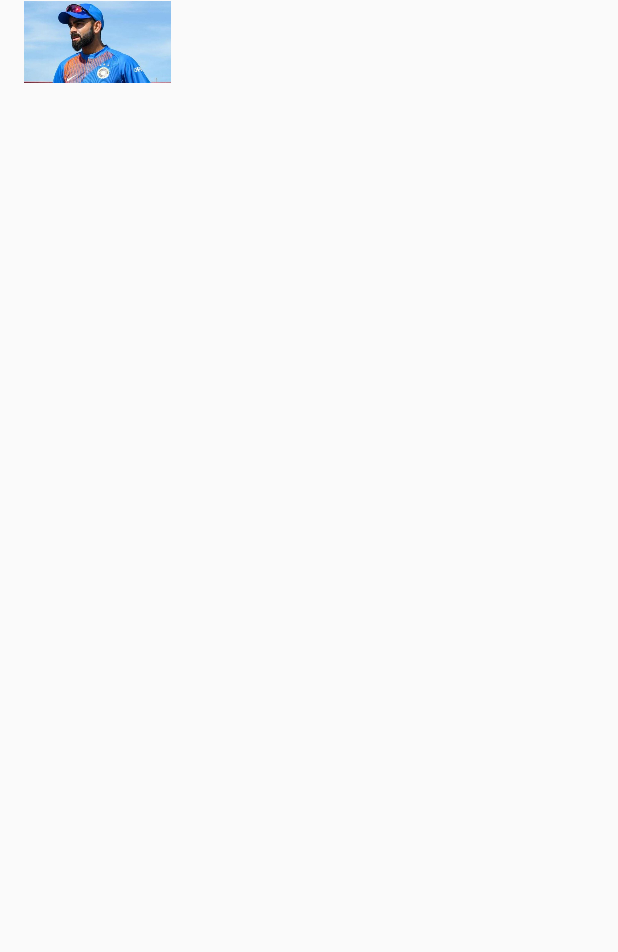
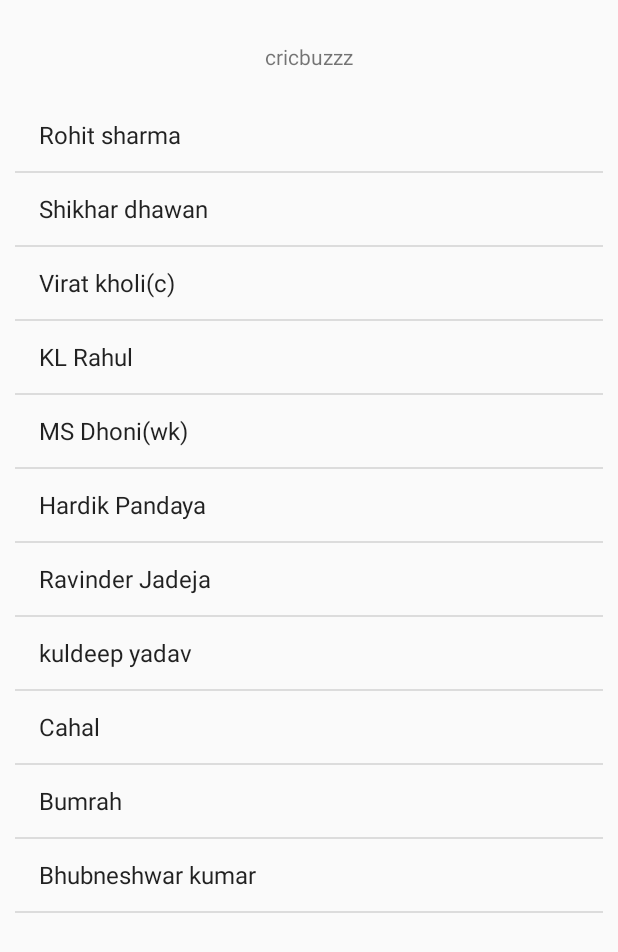
Before and after one commit to karansinghkundan/cricbuzz, an Android app: the Home screen opened directly, with no data from a screen before it, in the side drawer, after a tap on "Player", on a phone screen of 412 x 824 dp. Shown: the top 952 px of the screen. Run offline under Robolectric (Android 15) with nearby library versions, the phone set to English and light mode, and no system bars; 1 statement that could not run was skipped.

Commit message:
created team and team data

```diff
--- a/app/src/main/AndroidManifest.xml
+++ b/app/src/main/AndroidManifest.xml
@@ -9,7 +9,8 @@
         android:roundIcon="@mipmap/ic_launcher_round"
         android:supportsRtl="true"
         android:theme="@style/AppTheme">
-        <activity android:name=".Player"></activity>
+        <activity android:name=".team_players"></activity>
+        <activity android:name=".Team" />
         <activity
             android:name=".Home"
             android:label="@string/title_activity_home"
--- a/app/src/main/java/com/example/cricbuzzz/DataStore.java
+++ /dev/null
@@ -1,5 +0,0 @@
-package com.example.cricbuzzz;
-
-public class DataStore {
-
-}
--- a/app/src/main/java/com/example/cricbuzzz/Home.java
+++ b/app/src/main/java/com/example/cricbuzzz/Home.java
@@ -89,10 +89,11 @@ public class Home extends AppCompatActivity
         if (id == R.id.nav_home) {
             // Handle the camera action
         } else if (id == R.id.nav_gallery) {
-            startActivity(new Intent(Home.this,Player.class));
+            startActivity(new Intent(Home.this, Team.class));
 
 
         } else if (id == R.id.nav_slideshow) {
+            startActivity(new Intent(Home.this, team_players.class));
 
         } else if (id == R.id.nav_tools) {
 
--- a/app/src/main/java/com/example/cricbuzzz/Player.java
+++ /dev/null
@@ -1,29 +0,0 @@
-package com.example.cricbuzzz;
-
-import androidx.appcompat.app.AppCompatActivity;
-
-import android.os.Bundle;
-import android.widget.ListView;
-
-public class Player extends AppCompatActivity {
-
-    int[] Images = {R.drawable.dhoni,R.drawable.virat,R.drawable.hardik};
-
-    String[] name = {"Virat kholi", "Dhoni","Hardik"};
-
-    String[] Description = {"Batsman", "Bowler", "AllRounder"};
-
-
-
-    @Override
-    protected void onCreate(Bundle savedInstanceState) {
-        super.onCreate(savedInstanceState);
-        setContentView(R.layout.activity_player);
-
-
-
-
-
-
-    }
-}
--- /dev/null
+++ b/app/src/main/java/com/example/cricbuzzz/team_players.java
@@ -0,0 +1,52 @@
+package com.example.cricbuzzz;
+
+import androidx.appcompat.app.AppCompatActivity;
+
+import android.os.Bundle;
+import android.util.Log;
+import android.widget.ArrayAdapter;
+import android.widget.ListAdapter;
+import android.widget.ListView;
+
+public class team_players extends AppCompatActivity {
+    ListView listView;
+    String[] teamPlayers;
+    @Override
+    protected void onCreate(Bundle savedInstanceState) {
+        super.onCreate(savedInstanceState);
+        setContentView(R.layout.activity_team_players);
+        listView = (ListView) findViewById(R.id.list_item);
+        Bundle bundle = getIntent().getExtras();
+        int position = bundle.getInt("Position");
+        switch (position)
+        {
+            case 0:
+                teamPlayers = getResources().getStringArray(R.array.INDIA);
+                break;
+            case 1:
+                teamPlayers = getResources().getStringArray(R.array.AUSTRALIA);
+                break;
+            case 2:
+                teamPlayers = getResources().getStringArray(R.array.ENGLAND);
+                break;
+            case 3:
+                teamPlayers = getResources().getStringArray(R.array.SOUTH_AFRICA);
+                break;
+            case 4:
+                teamPlayers = getResources().getStringArray(R.array.BANGLADESH);
+                break;
+            case 5:
+                teamPlayers = getResources().getStringArray(R.array.INDIA);
+                break;
+            case 6:
+                teamPlayers = getResources().getStringArray(R.array.PAKISTAN);
+                break;
+            case 7:
+                teamPlayers = getResources().getStringArray(R.array.WEST_INDIES);
+                break;
+
+        }
+        ListAdapter adp = new ArrayAdapter<String>(this, android.R.layout.simple_list_item_1,teamPlayers);
+        listView.setAdapter(adp);
+    }
+}
--- a/app/src/main/res/layout/activity_player.xml
+++ /dev/null
@@ -1,35 +0,0 @@
-<?xml version="1.0" encoding="utf-8"?>
-<RelativeLayout xmlns:android="http://schemas.android.com/apk/res/android"
-    xmlns:app="http://schemas.android.com/apk/res-auto"
-    xmlns:tools="http://schemas.android.com/tools"
-    android:layout_width="match_parent"
-    android:layout_height="match_parent"
-    android:orientation="vertical"
-    tools:context=".Player">
-
-
-    <LinearLayout
-        android:layout_width="match_parent"
-        android:layout_height="match_parent"
-        android:orientation="vertical">
-
-        <TableRow
-            android:layout_width="match_parent"
-            android:layout_height="match_parent" >
-
-            <TableRow
-                android:layout_width="match_parent"
-                android:layout_height="match_parent" />
-        </TableRow>
-    </LinearLayout>
-
-    <ImageView
-        android:id="@+id/imageView"
-        android:layout_width="98dp"
-        android:layout_height="56dp"
-        android:layout_marginLeft="@android:dimen/config_restrictedIconSize"
-        android:src="@drawable/virat" />
-
-
-
-</RelativeLayout>
--- /dev/null
+++ b/app/src/main/res/layout/activity_team_players.xml
@@ -0,0 +1,31 @@
+<?xml version="1.0" encoding="utf-8"?>
+
+<RelativeLayout xmlns:android="http://schemas.android.com/apk/res/android"
+    xmlns:tools="http://schemas.android.com/tools"
+    android:layout_width="match_parent"
+    android:layout_height="wrap_content"
+    android:orientation="vertical"
+    tools:context=".Team"
+    android:padding="10dp">
+
+    <androidx.appcompat.widget.LinearLayoutCompat
+        android:id="@+id/llTitle"
+        android:layout_width="match_parent"
+        android:layout_height="?attr/actionBarSize"
+        android:gravity="center"
+        >
+        <androidx.appcompat.widget.AppCompatTextView
+            android:layout_width="wrap_content"
+            android:layout_height="wrap_content"
+            android:gravity="center"
+            android:text="@string/app_name"/>
+
+    </androidx.appcompat.widget.LinearLayoutCompat>
+
+    <ListView
+        android:id="@+id/list_item"
+        android:layout_width="wrap_content"
+        android:layout_height="match_parent"
+        android:layout_below="@id/llTitle"/>
+
+</RelativeLayout>
--- a/app/src/main/res/menu/activity_home_drawer.xml
+++ b/app/src/main/res/menu/activity_home_drawer.xml
@@ -11,11 +11,11 @@
         <item
             android:id="@+id/nav_gallery"
             android:icon="@drawable/ic_menu_gallery"
-            android:title="Player" />
+            android:title="Team" />
         <item
             android:id="@+id/nav_slideshow"
             android:icon="@drawable/ic_menu_slideshow"
-            android:title="Team" />
+            android:title= "Player" />
         <item
             android:id="@+id/nav_tools"
             android:icon="@drawable/ic_menu_manage"
--- a/app/src/main/res/values/strings.xml
+++ b/app/src/main/res/values/strings.xml
@@ -14,4 +14,117 @@
     <string name="menu_tools">Tools</string>
     <string name="menu_share">Share</string>
     <string name="menu_send">Send</string>
+    <string-array name="countries">
+        <item>INDIA</item>
+        <item>AUSTRALIA</item>
+        <item>ENGLAND</item>
+        <item>SOUTH AFRICA</item>
+        <item>BANGLADESH</item>
+        <item>NEW ZEALAND</item>
+        <item>PAKISTAN</item>
+        <item>WESTINDIES</item>
+    </string-array>
+
+
+    <string-array name="INDIA">
+        <item>Rohit sharma</item>
+        <item>Shikhar dhawan</item>
+        <item>Virat kholi(c)</item>
+        <item>KL Rahul</item>
+        <item>MS Dhoni(wk)</item>
+        <item>Hardik Pandaya</item>
+        <item>Ravinder Jadeja</item>
+        <item>kuldeep yadav</item>
+        <item>Cahal</item>
+        <item>Bumrah</item>
+        <item>Bhubneshwar kumar</item>
+    </string-array>
+
+    <string-array name="AUSTRALIA">
+        <item>Aaron finch(c)</item>
+        <item>David warner</item>
+        <item>Usman Khawaja</item>
+        <item>Shaun marsh</item>
+        <item>Tim Pain(wk)</item>
+        <item>Zampa</item>
+        <item>Pat Cummins</item>
+        <item>Hazelwood</item>
+        <item>Nathan Lyon</item>
+        <item>Behrendrof</item>
+        <item>mitch starc</item>
+    </string-array>
+
+    <string-array name="ENGLAND">
+        <item>Jason Roy</item>
+        <item>Bairstow(wk)</item>
+        <item>Root(c)</item>
+        <item>Ben stokes</item>
+        <item>Buttler</item>
+        <item>Chris wokes</item>
+        <item>Moen Ali</item>
+        <item>Mark Wood</item>
+        <item>Archer</item>
+        <item>Broad</item>
+        <item>Plunket</item>
+    </string-array>
+
+
+    <string-array name="SOUTH_AFRICA">
+        <item>Hasim Amla</item>
+        <item>Faf Duplesi(c)</item>
+        <item>Markham</item>
+        <item>Miller</item>
+        <item>Klassen(wk)</item>
+        <item>Rossow</item>
+        <item>Lungi Nigidi</item>
+        <item>Morkel</item>
+        <item>Dwaine Pretorius</item>
+        <item>Dale Steyn</item>
+        <item>Kagiso Rabada</item>
+    </string-array>
+
+    <string-array name="PAKISTAN">
+        <item>Sarfaraz Ahmed(c,wk) </item>
+        <item>Fakhar Zaman	</item>
+        <item>Haris Sohail</item>
+        <item>Imam-ul-Haq</item>
+        <item>Mohammad Hafeez</item>
+        <item>Hasan Ali</item>
+        <item>Mohammad Amir</item>
+        <item>Shaheen Afridi</item>
+        <item>Wahab Riaz</item>
+        <item>Shadab Khan</item>
+        <item>Asif Ali</item>
+    </string-array>
+
+    <string-array name="WEST_INDIES">
+        <item>Chris gayle</item>
+        <item>Jason Holder</item>
+        <item>Carlos Braithwaite</item>
+        <item>ChanderPaul</item>
+        <item>Sheldon Cotrelle</item>
+        <item>Shai Hope</item>
+        <item>Nicholas Pooran</item>
+        <item>Darren Bravo</item>
+        <item>Shimron hatmyer</item>
+        <item>Ewin Lewis</item>
+        <item>Oshane Thomas</item>
+    </string-array>
+
+
+    <string-array name="BANGLADESH">
+        <item>Shakib Al HAsan</item>
+        <item>Tamim Iqbal</item>
+        <item>Mushfiqur Rahim</item>
+        <item>Mahmudullah</item>
+        <item>Sabbir Rahman</item>
+        <item>Liton Das</item>
+        <item>Rubel Hossain</item>
+        <item>Soumya Sarkar</item>
+        <item>Moshrafe Mortaza</item>
+        <item>Mithun</item>
+        <item>Jayed</item>
+    </string-array>
+
+
 </resources>
```
Also changed, not shown: app/src/main/java/com/example/cricbuzzz/DBHelper.java (added, +34 -0 lines), app/src/main/java/com/example/cricbuzzz/DBUser.java (added, +122 -0 lines), app/src/main/java/com/example/cricbuzzz/Team.java (added, +69 -0 lines), app/src/main/java/com/example/cricbuzzz/User.java (added, +39 -0 lines), app/src/main/res/layout/activity_team.xml (added, +31 -0 lines).
